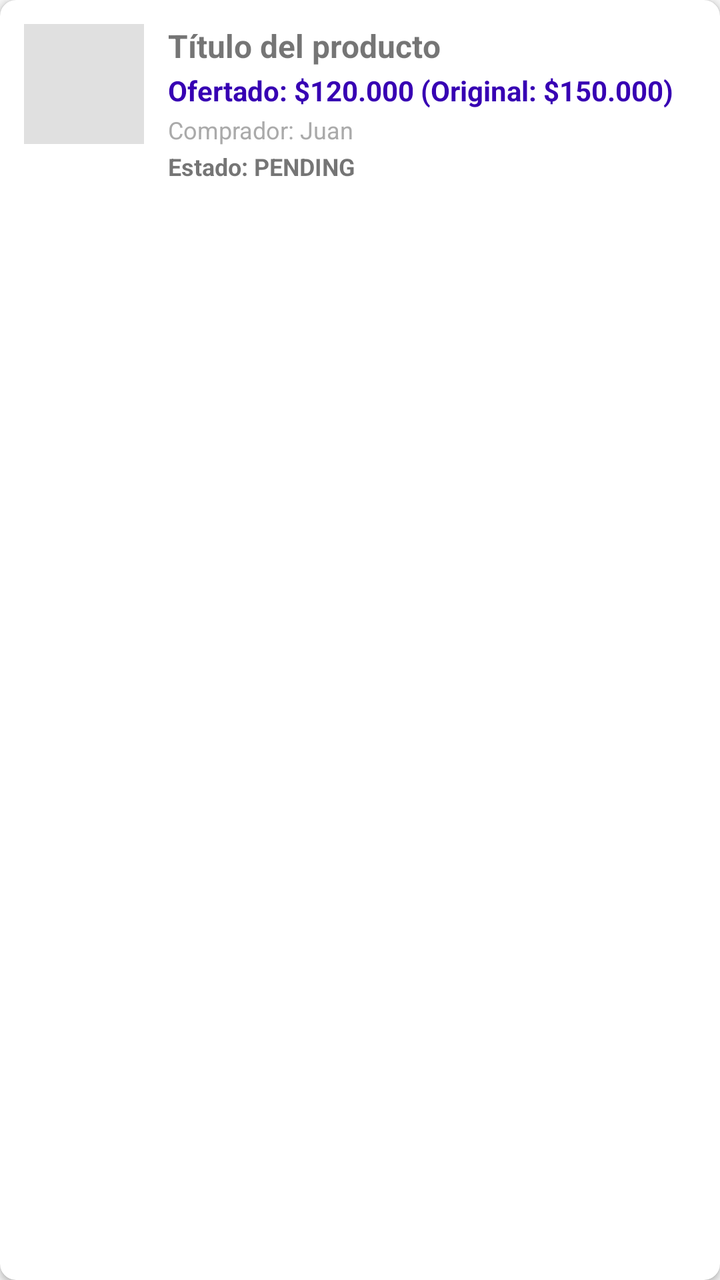
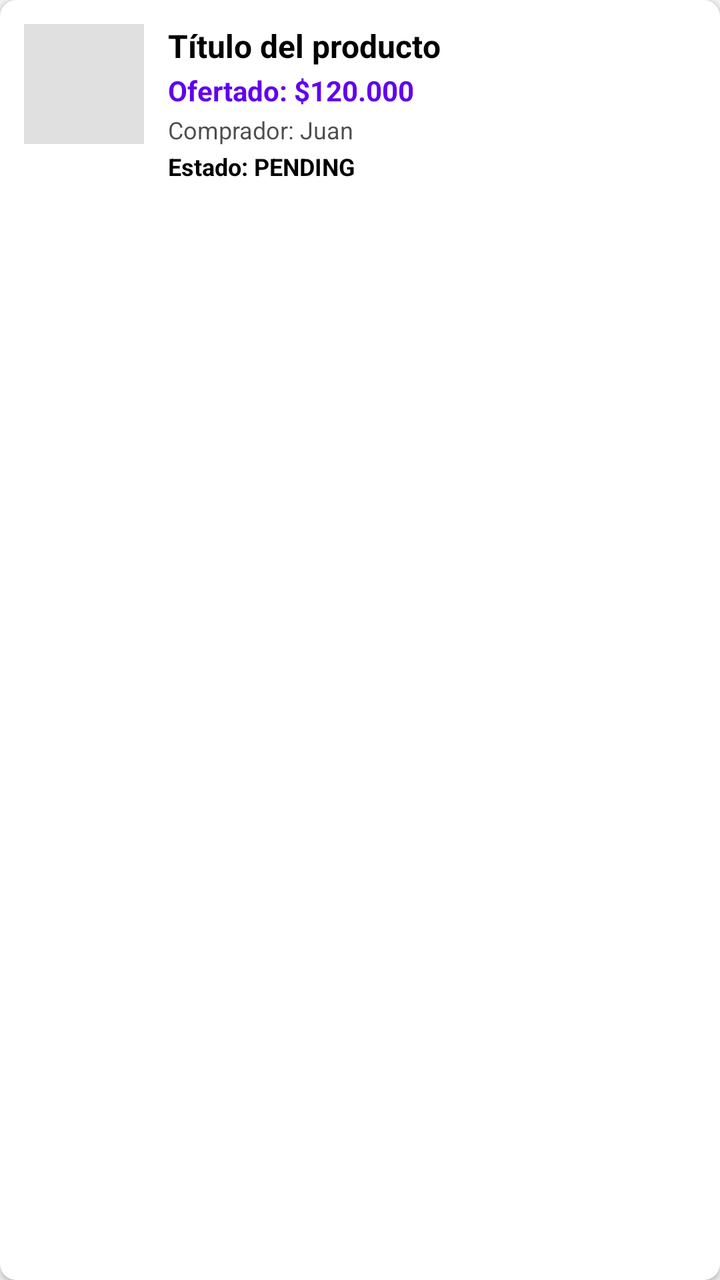

Two renders of the same Android screen: before a commit and after it. Below are the layout's source before the change and the commit's diff.
<!-- AndroidManifest.xml: application theme Theme.TPRondaGrupo2 -->
<!-- res/layout/item_offer.xml -->
<?xml version="1.0" encoding="utf-8"?>
<androidx.cardview.widget.CardView xmlns:android="http://schemas.android.com/apk/res/android"
    xmlns:app="http://schemas.android.com/apk/res-auto"
    android:layout_width="match_parent"
    android:layout_height="wrap_content"
    android:layout_marginBottom="12dp"
    app:cardCornerRadius="8dp"
    app:cardElevation="2dp">

    <LinearLayout
        android:layout_width="match_parent"
        android:layout_height="wrap_content"
        android:orientation="vertical"
        android:padding="12dp">

        <LinearLayout
            android:layout_width="match_parent"
            android:layout_height="wrap_content"
            android:orientation="horizontal"
            android:layout_marginBottom="8dp">

            <ImageView
                android:id="@+id/ivOfferPubImage"
                android:layout_width="60dp"
                android:layout_height="60dp"
                android:scaleType="centerCrop"
                android:background="#E0E0E0"
                android:layout_marginEnd="12dp" />

            <LinearLayout
                android:layout_width="0dp"
                android:layout_height="wrap_content"
                android:layout_weight="1"
                android:orientation="vertical">

                <TextView
                    android:id="@+id/tvOfferPubTitle"
                    android:layout_width="match_parent"
                    android:layout_height="wrap_content"
                    android:text="Título del producto"
                    android:textStyle="bold"
                    android:textSize="16sp"
                    android:maxLines="1"
                    android:ellipsize="end" />

                <TextView
                    android:id="@+id/tvOfferDetails"
                    android:layout_width="match_parent"
                    android:layout_height="wrap_content"
                    android:text="Ofertado: $120.000 (Original: $150.000)"
                    android:textColor="@color/purple_700"
                    android:textStyle="bold"
                    android:layout_marginTop="2dp" />

                <TextView
                    android:id="@+id/tvOfferUser"
                    android:layout_width="match_parent"
                    android:layout_height="wrap_content"
                    android:text="Comprador: Juan"
                    android:textSize="12sp"
                    android:textColor="@android:color/darker_gray"
                    android:layout_marginTop="2dp" />

                <TextView
                    android:id="@+id/tvOfferStatus"
                    android:layout_width="match_parent"
                    android:layout_height="wrap_content"
                    android:text="Estado: PENDING"
                    android:textSize="12sp"
                    android:textStyle="bold"
                    android:layout_marginTop="2dp" />
            </LinearLayout>
        </LinearLayout>

        <TextView
            android:id="@+id/tvOfferMessage"
            android:layout_width="match_parent"
            android:layout_height="wrap_content"
            android:text="Mensaje: Hola, te sirve?"
            android:textSize="13sp"
            android:fontStyle="italic"
            android:layout_marginBottom="8dp"
            android:visibility="gone" />

        
        <LinearLayout
            android:id="@+id/layoutSellerActions"
            android:layout_width="match_parent"
            android:layout_height="wrap_content"
            android:orientation="horizontal"
            android:gravity="end"
            android:visibility="gone">

            <Button
                android:id="@+id/btnReject"
                android:layout_width="wrap_content"
                android:layout_height="36dp"
                android:text="Rechazar"
                android:textSize="12sp"
                style="@style/Widget.MaterialComponents.Button.TextButton"
                android:textColor="@android:color/holo_red_dark"
                android:layout_marginEnd="4dp" />

            <Button
                android:id="@+id/btnAccept"
                android:layout_width="wrap_content"
                android:layout_height="36dp"
                android:text="Aceptar"
                android:textSize="12sp"
                style="@style/Widget.MaterialComponents.Button.OutlinedButton"
                android:layout_marginEnd="4dp" />
        </LinearLayout>

    </LinearLayout>
</androidx.cardview.widget.CardView>
<!-- resources referenced by this layout -->
<resources>
  <color name="purple_700">#FF3700B3</color>
  <style name="Theme.TPRondaGrupo2" parent="Theme.MaterialComponents.DayNight.NoActionBar">
          
          <item name="colorPrimary">@color/purple_500</item>
          <item name="colorPrimaryVariant">@color/purple_700</item>
          <item name="colorOnPrimary">@color/white</item>
          
          <item name="colorSecondary">@color/teal_200</item>
          <item name="colorSecondaryVariant">@color/teal_700</item>
          <item name="colorOnSecondary">@color/black</item>
          
          <item name="android:statusBarColor">?attr/colorPrimaryVariant</item>
          
          <item name="colorSurface">@color/white</item>
          <item name="colorOnSurface">@color/black</item>
          <item name="android:colorBackground">#F5F5F5</item>
          <item name="colorOnBackground">@color/black</item>
          <item name="android:windowBackground">?android:attr/colorBackground</item>
      </style>
  <color name="purple_500">#FF6200EE</color>
  <color name="white">#FFFFFFFF</color>
  <color name="teal_200">#FF03DAC5</color>
  <color name="teal_700">#FF018786</color>
  <color name="black">#FF000000</color>
</resources>

<!-- the commit's change to res/layout/item_offer.xml (unified diff, before → after) -->
@@ -1,11 +1,12 @@
 <?xml version="1.0" encoding="utf-8"?>
-<androidx.cardview.widget.CardView xmlns:android="http://schemas.android.com/apk/res/android"
+<com.google.android.material.card.MaterialCardView xmlns:android="http://schemas.android.com/apk/res/android"
     xmlns:app="http://schemas.android.com/apk/res-auto"
     android:layout_width="match_parent"
     android:layout_height="wrap_content"
     android:layout_marginBottom="12dp"
     app:cardCornerRadius="8dp"
-    app:cardElevation="2dp">
+    app:cardElevation="2dp"
+    app:cardBackgroundColor="?attr/colorSurface">
 
     <LinearLayout
         android:layout_width="match_parent"
@@ -38,6 +39,7 @@
                     android:layout_width="match_parent"
                     android:layout_height="wrap_content"
                     android:text="Título del producto"
+                    android:textColor="?attr/colorOnSurface"
                     android:textStyle="bold"
                     android:textSize="16sp"
                     android:maxLines="1"
@@ -47,8 +49,8 @@
                     android:id="@+id/tvOfferDetails"
                     android:layout_width="match_parent"
                     android:layout_height="wrap_content"
-                    android:text="Ofertado: $120.000 (Original: $150.000)"
-                    android:textColor="@color/purple_700"
+                    android:text="Ofertado: $120.000"
+                    android:textColor="@color/purple_500"
                     android:textStyle="bold"
                     android:layout_marginTop="2dp" />
 
@@ -58,7 +60,8 @@
                     android:layout_height="wrap_content"
                     android:text="Comprador: Juan"
                     android:textSize="12sp"
-                    android:textColor="@android:color/darker_gray"
+                    android:textColor="?attr/colorOnSurface"
+                    android:alpha="0.7"
                     android:layout_marginTop="2dp" />
 
                 <TextView
@@ -68,6 +71,7 @@
                     android:text="Estado: PENDING"
                     android:textSize="12sp"
                     android:textStyle="bold"
+                    android:textColor="?attr/colorOnSurface"
                     android:layout_marginTop="2dp" />
             </LinearLayout>
         </LinearLayout>
@@ -78,7 +82,8 @@
             android:layout_height="wrap_content"
             android:text="Mensaje: Hola, te sirve?"
             android:textSize="13sp"
-            android:fontStyle="italic"
+            android:textColor="?attr/colorOnSurface"
+            android:alpha="0.8"
             android:layout_marginBottom="8dp"
             android:visibility="gone" />
 
@@ -112,4 +117,4 @@
         </LinearLayout>
 
     </LinearLayout>
-</androidx.cardview.widget.CardView>
+</com.google.android.material.card.MaterialCardView>
